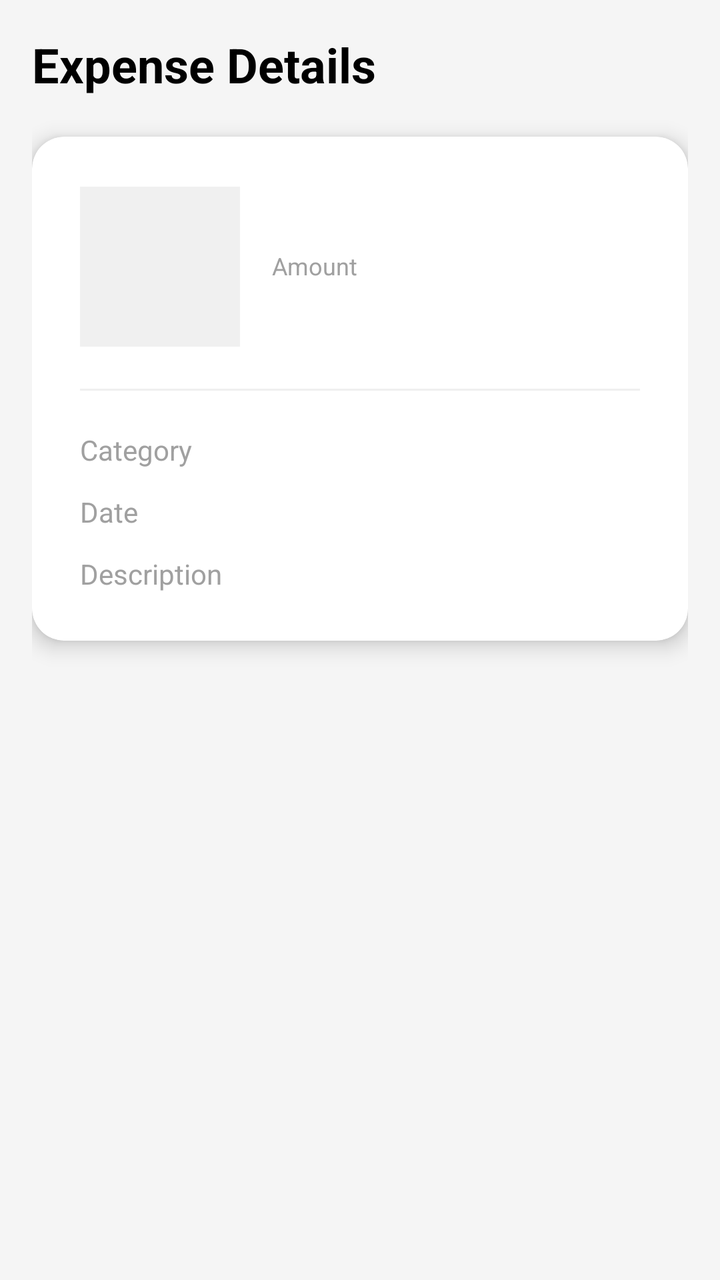
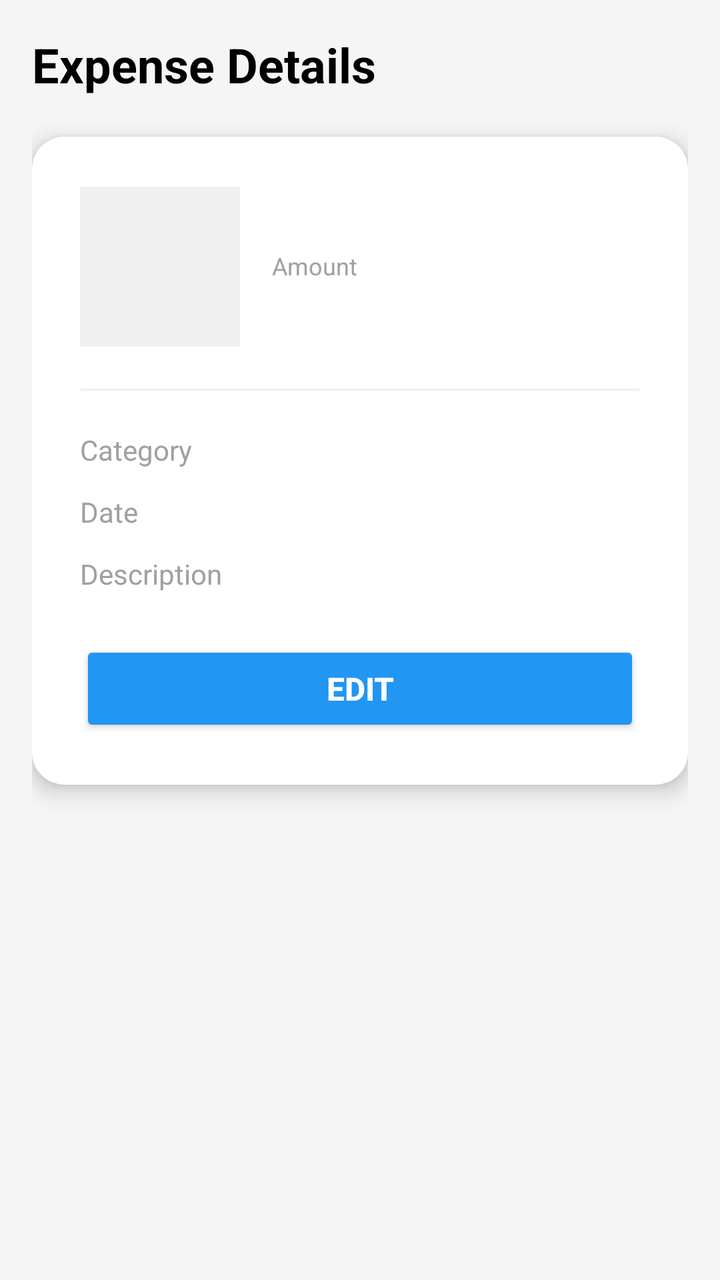

The first picture is an Android layout as it rendered before a commit; the second is the same layout after the commit. The layout source and the unified diff follow.
<!-- AndroidManifest.xml: application theme Theme.ExpenseTracker -->
<!-- res/layout/expense_detail.xml -->
<?xml version="1.0" encoding="utf-8"?>
<LinearLayout xmlns:android="http://schemas.android.com/apk/res/android"
    xmlns:app="http://schemas.android.com/apk/res-auto"
    android:layout_width="match_parent"
    android:layout_height="match_parent"
    android:background="#F5F5F5"
    android:orientation="vertical"
    android:padding="16dp">

        <TextView
            android:layout_width="match_parent"
            android:layout_height="wrap_content"
            android:text="Expense Details"
            android:textSize="24sp"
            android:textStyle="bold"
            android:textColor="#000000"
            android:layout_marginBottom="20dp" />

        <androidx.cardview.widget.CardView
            android:layout_width="match_parent"
            android:layout_height="wrap_content"
            app:cardCornerRadius="16dp"
            app:cardElevation="6dp"
            app:cardBackgroundColor="#FFFFFF">

            <LinearLayout
                android:layout_width="match_parent"
                android:layout_height="wrap_content"
                android:orientation="vertical"
                android:padding="24dp">


                <LinearLayout
                    android:layout_width="match_parent"
                    android:layout_height="wrap_content"
                    android:orientation="horizontal"
                    android:gravity="center_vertical"
                    android:layout_marginBottom="20dp">

                    <ImageView
                        android:id="@+id/receipt"
                        android:layout_width="80dp"
                        android:layout_height="80dp"
                        android:layout_marginEnd="16dp"
                        android:scaleType="centerCrop"
                        android:background="#F0F0F0"
                        android:contentDescription="Receipt image" />

                    <LinearLayout
                        android:layout_width="0dp"
                        android:layout_height="wrap_content"
                        android:layout_weight="1"
                        android:orientation="vertical"
                        android:gravity="center_vertical">

                        <TextView
                            android:id="@+id/reasonText"
                            android:layout_width="match_parent"
                            android:layout_height="wrap_content"
                            android:textSize="18sp"
                            android:textStyle="bold"
                            android:textColor="#000000"
                            android:layout_marginBottom="8dp"
                            android:maxLines="2"
                            android:ellipsize="end" />

                        <TextView
                            android:layout_width="match_parent"
                            android:layout_height="wrap_content"
                            android:text="Amount"
                            android:textSize="12sp"
                            android:textColor="#A0A0A0"
                            android:layout_marginBottom="4dp" />

                        <TextView
                            android:id="@+id/amountText"
                            android:layout_width="match_parent"
                            android:layout_height="wrap_content"
                            android:textSize="22sp"
                            android:textStyle="bold"
                            android:textColor="#2196F3" />
                    </LinearLayout>
                </LinearLayout>

                <View
                    android:layout_width="match_parent"
                    android:layout_height="1dp"
                    android:background="#EFEFEF"
                    android:layout_marginBottom="20dp" />

                <LinearLayout
                    android:layout_width="match_parent"
                    android:layout_height="wrap_content"
                    android:orientation="vertical">

                    
                    <LinearLayout
                        android:layout_width="match_parent"
                        android:layout_height="wrap_content"
                        android:orientation="horizontal"
                        android:layout_marginBottom="12dp">

                        <TextView
                            android:layout_width="0dp"
                            android:layout_height="wrap_content"
                            android:layout_weight="1"
                            android:text="Category"
                            android:textSize="14sp"
                            android:textColor="#A0A0A0" />

                        <TextView
                            android:id="@+id/categoryDetailText"
                            android:layout_width="wrap_content"
                            android:layout_height="wrap_content"
                            android:textSize="14sp"
                            android:textStyle="bold"
                            android:textColor="#000000" />
                    </LinearLayout>

                    
                    <LinearLayout
                        android:layout_width="match_parent"
                        android:layout_height="wrap_content"
                        android:orientation="horizontal"
                        android:layout_marginBottom="12dp">

                        <TextView
                            android:layout_width="0dp"
                            android:layout_height="wrap_content"
                            android:layout_weight="1"
                            android:text="Date"
                            android:textSize="14sp"
                            android:textColor="#A0A0A0" />

                        <TextView
                            android:id="@+id/dateDetailText"
                            android:layout_width="wrap_content"
                            android:layout_height="wrap_content"
                            android:textSize="14sp"
                            android:textStyle="bold"
                            android:textColor="#000000" />
                    </LinearLayout>

                    
                    <LinearLayout
                        android:layout_width="match_parent"
                        android:layout_height="wrap_content"
                        android:orientation="horizontal">

                        <TextView
                            android:layout_width="0dp"
                            android:layout_height="wrap_content"
                            android:layout_weight="1"
                            android:text="Description"
                            android:textSize="14sp"
                            android:textColor="#A0A0A0" />

                        <TextView
                            android:id="@+id/descriptionDetailText"
                            android:layout_width="wrap_content"
                            android:layout_height="wrap_content"
                            android:textSize="14sp"
                            android:textStyle="bold"
                            android:textColor="#000000" />
                    </LinearLayout>
                </LinearLayout>

            </LinearLayout>

        </androidx.cardview.widget.CardView>

</LinearLayout>
<!-- resources referenced by this layout -->
<resources>
  <style name="Theme.ExpenseTracker" parent="Theme.AppCompat.Light.NoActionBar" />
</resources>

<!-- the commit's change to res/layout/expense_detail.xml (unified diff, before → after) -->
@@ -164,6 +164,16 @@
                             android:textColor="#000000" />
                     </LinearLayout>
                 </LinearLayout>
+                <Button
+                    android:id="@+id/editButton"
+                    android:layout_width="match_parent"
+                    android:layout_height="wrap_content"
+                    android:text="Edit"
+                    android:textSize="16sp"
+                    android:textStyle="bold"
+                    android:textColor="#FFFFFF"
+                    android:backgroundTint="#2196F3"
+                    android:layout_marginTop="24dp" />
 
             </LinearLayout>
 
